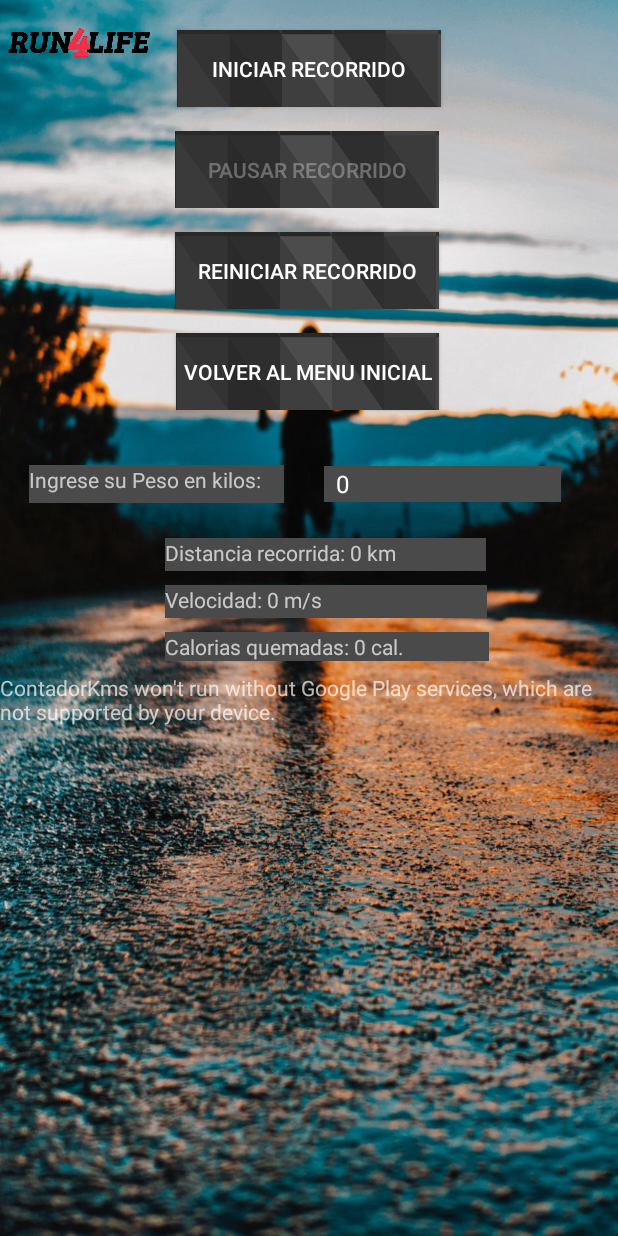
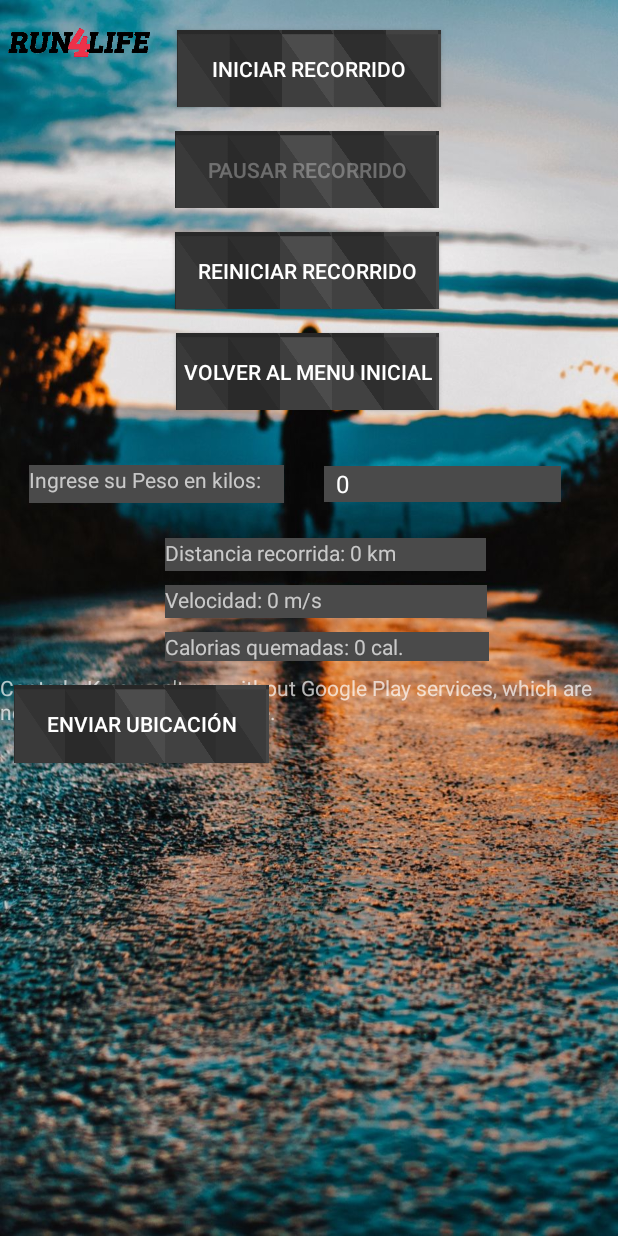
Before and after one commit to randommodule/ContadorKms, an Android app: the PrincipalMenu screen opened directly, with no data from a screen before it, on a phone screen of 412 x 824 dp. Run offline under Robolectric (Android 15) with nearby library versions, the phone set to English and light mode, and no system bars.

Commit message:
Final Bug fixed
Se solucionan los ultimos bug y la aplicacion funciona en su totalidad

```diff
--- a/app/src/main/res/layout/activity_principal_menu.xml
+++ b/app/src/main/res/layout/activity_principal_menu.xml
@@ -140,6 +140,17 @@
             android:layout_height="55dp"
             app:srcCompat="@drawable/run4life" />
 
+        <Button
+            android:id="@+id/sendLocationButton"
+            android:layout_width="170dp"
+            android:layout_height="52dp"
+            android:layout_below="@+id/imageView"
+            android:layout_alignParentStart="true"
+            android:layout_marginStart="9dp"
+            android:layout_marginTop="401dp"
+            android:background="@drawable/button_bottom"
+            android:text="Enviar Ubicación" />
+
     </RelativeLayout>
 
 </androidx.constraintlayout.widget.ConstraintLayout>
```
Also changed, not shown: app/src/main/java/com/example/contadorkms/PrincipalMenu.java (+51 -4 lines).
